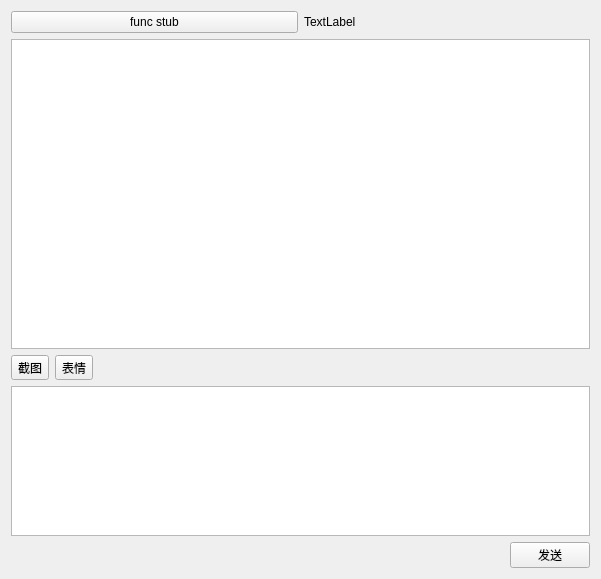
Above: src/chat_widget.ui from avplayer/avim before the change. Below: the same form after it.
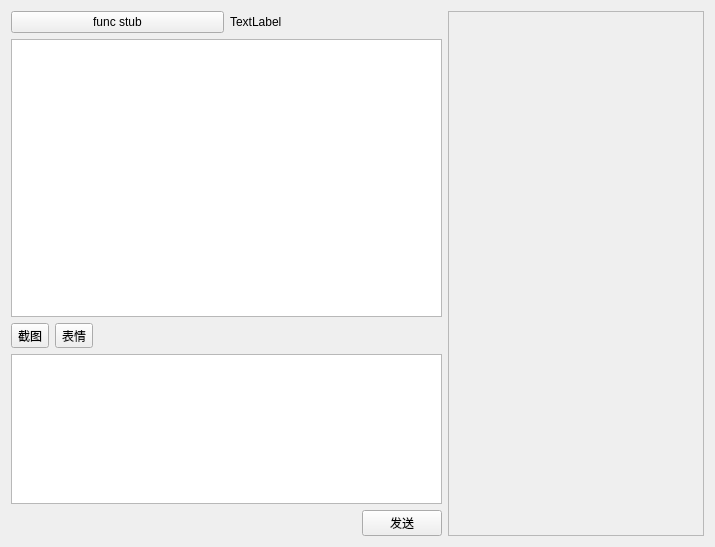
That is the form after the change. Custom widgets are drawn as their Qt base class.

```diff
--- a/src/chat_widget.ui
+++ b/src/chat_widget.ui
@@ -6,14 +6,14 @@
    <rect>
     <x>0</x>
     <y>0</y>
-    <width>601</width>
-    <height>579</height>
+    <width>715</width>
+    <height>547</height>
    </rect>
   </property>
   <property name="windowTitle">
    <string>avim</string>
   </property>
-  <layout class="QHBoxLayout" name="horizontalLayout_3" stretch="4">
+  <layout class="QHBoxLayout" name="horizontalLayout_3">
    <item>
     <layout class="QVBoxLayout" name="verticalLayout" stretch="0,0,0,0,0">
      <item>
@@ -122,6 +122,19 @@
      </item>
     </layout>
    </item>
+   <item>
+    <widget class="QListView" name="listView">
+     <property name="enabled">
+      <bool>false</bool>
+     </property>
+     <property name="sizePolicy">
+      <sizepolicy hsizetype="Preferred" vsizetype="Expanding">
+       <horstretch>0</horstretch>
+       <verstretch>0</verstretch>
+      </sizepolicy>
+     </property>
+    </widget>
+   </item>
   </layout>
  </widget>
  <layoutdefault spacing="6" margin="11"/>
```
Lines whose indentation alone changed are shown as unchanged.
